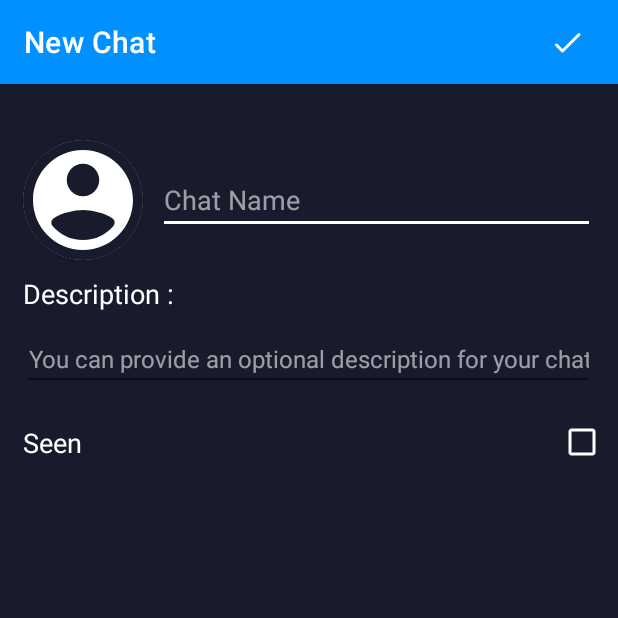
After one commit to anrooid/PycanMessenger, an Android app: the NewChat screen opened directly, with no data from a screen before it, on a phone screen of 412 x 824 dp, the top half of it. The commit adds this screen. Run offline under Robolectric (Android 15) with nearby library versions, the phone set to English and light mode, and no system bars; libraries missing offline, so code that uses them is left out: com.parse; 1 statement that could not run was skipped.

Commit message:
need debug

```diff
--- a/app/src/main/AndroidManifest.xml
+++ b/app/src/main/AndroidManifest.xml
@@ -13,7 +13,8 @@
         android:roundIcon="@mipmap/ic_launcher_round"
         android:supportsRtl="true"
         android:theme="@style/Theme.PycanMessenger">
-        <activity android:name=".AddNew"></activity>
+        <activity android:name=".NewChat"></activity>
+        <activity android:name=".AddNew" />
         <activity android:name=".SelectNew" />
         <activity android:name=".MainActivity">
             <intent-filter>
--- /dev/null
+++ b/app/src/main/java/com/example/pycanmessenger/NewChat.java
@@ -0,0 +1,186 @@
+package com.example.pycanmessenger;
+
+import androidx.annotation.NonNull;
+import androidx.annotation.Nullable;
+import androidx.appcompat.app.AppCompatActivity;
+import androidx.core.app.ActivityCompat;
+
+import android.Manifest;
+import android.app.Activity;
+import android.content.Intent;
+import android.content.pm.PackageManager;
+import android.database.Cursor;
+import android.graphics.Bitmap;
+import android.graphics.BitmapFactory;
+import android.net.Uri;
+import android.os.Build;
+import android.os.Bundle;
+import android.provider.MediaStore;
+import android.text.format.DateFormat;
+import android.view.LayoutInflater;
+import android.view.View;
+import android.view.ViewGroup;
+import android.widget.CheckBox;
+import android.widget.EditText;
+import android.widget.ImageButton;
+import android.widget.ImageView;
+import android.widget.TextView;
+import android.widget.Toast;
+
+import com.parse.ParseException;
+import com.parse.ParseUser;
+import com.parse.SaveCallback;
+
+import java.sql.Time;
+import java.text.DateFormatSymbols;
+import java.text.SimpleDateFormat;
+import java.util.Calendar;
+import java.util.Date;
+
+import static java.security.AccessController.getContext;
+
+public class NewChat extends AppCompatActivity {
+
+
+    private CheckBox checkSeen;
+    Boolean seen, PV, Group, Channel;
+    private ImageButton btnNewChat;
+    private ImageView imgProfile;
+    EditText edtNameChat, edtDescription;
+
+    @Override
+    protected void onCreate(Bundle savedInstanceState) {
+        super.onCreate(savedInstanceState);
+        setContentView(R.layout.activity_new_chat);
+        Intent intent = getIntent();
+        Bundle bundle = intent.getExtras();
+
+        PV = false; Group = false; Channel = false;
+            seen = false;
+            checkSeen = findViewById(R.id.checkSeen);
+            imgProfile = findViewById(R.id.imgProfile);
+            edtNameChat = findViewById(R.id.edtNameChat);
+            edtDescription = findViewById(R.id.edtDescription);
+            btnNewChat = findViewById(R.id.btnNewChat);
+            ParseUser Chats = ParseUser.getCurrentUser();
+
+        //pv OR group OR channel
+        if (bundle != null) {
+            String dataC = bundle.getString("prefix");
+            String dataG = bundle.getString("prefixG");
+            String dataPv = bundle.getString("prefixP");
+
+            if (dataC == bundle.getString("prefix", "prefixC")) {
+                Channel = true; PV = false; Group = false;
+
+            } else if (dataG == bundle.getString("prefixG", "prefixG")) {
+                Group = true; PV = false; Channel = false;
+
+            }else if (dataPv == bundle.getString("prefixP", "prefixP")) {
+                PV = true; Group = false; Channel = false;
+
+            }
+        }
+
+            //time
+            Date time = Calendar.getInstance().getTime();
+            ;
+            SimpleDateFormat ft = new SimpleDateFormat("hh:mm");
+
+            //seen
+            if (checkSeen.isChecked()) {
+                seen = true;
+            } else seen = false;
+
+
+            // create new chat
+            btnNewChat.setOnClickListener(new View.OnClickListener() {
+                @Override
+                public void onClick(View view) {
+
+                   //prefix
+                   if(PV){
+                       Chats.put("Name" ,"0"+ edtNameChat.getText().toString() );
+                   }else if(Group){
+                     Chats.put("Name" ,"1"+ edtNameChat.getText().toString() );
+                   }else if(Channel){
+                     Chats.put("Name" ,"2"+ edtNameChat.getText().toString() );
+                   }
+                    Chats.put("Descripton", edtDescription.getText().toString());
+                    Chats.put("Seen", seen);
+                    Chats.put("Time", time);
+                    Chats.saveInBackground(new SaveCallback() {
+                        @Override
+                        public void done(ParseException e) {
+                            if (e == null) {
+                                Toast.makeText(NewChat.this, Chats.get("Name") + "is saved successfully", Toast.LENGTH_SHORT).show();
+                            } else {
+                                Toast.makeText(NewChat.this, e.getCode() + "" + e.getStackTrace()[0], Toast.LENGTH_SHORT).show();
+                                e.printStackTrace();
+                            }
+                        }
+                    });
+                }
+            });
+
+
+            imgProfile.setOnClickListener(new View.OnClickListener() {
+                @Override
+                public void onClick(View view) {
+                    if (Build.VERSION.SDK_INT >= 23 && ActivityCompat.checkSelfPermission(NewChat.this,
+                            Manifest.permission.READ_EXTERNAL_STORAGE) != PackageManager.PERMISSION_GRANTED) {
+                        requestPermissions(new String[]{
+                                        Manifest.permission.READ_EXTERNAL_STORAGE},
+                                1000
+                        );
+                    } else {
+                        getChosenImage();
+                    }
+                }
+            });
+        }
+
+        private void getChosenImage () {
+            Intent intent = new Intent(Intent.ACTION_PICK, MediaStore.Images.Media.EXTERNAL_CONTENT_URI);
+            startActivityForResult(intent, 2000);
+        }
+
+        @Override
+        public void onRequestPermissionsResult ( int requestCode, @NonNull String[] permissions,
+        @NonNull int[] grantResults){
+            super.onRequestPermissionsResult(requestCode, permissions, grantResults);
+
+            if (requestCode == 1000) {
+                if (grantResults.length > 0 && grantResults[0] == PackageManager.PERMISSION_GRANTED) {
+                    getChosenImage();
+                }
+            }
+        }
+
+        @Override
+        protected void onActivityResult ( int requestCode, int resultCode, @Nullable Intent data){
+            super.onActivityResult(requestCode, resultCode, data);
+
+            if (requestCode == 2000) {
+                if (resultCode == Activity.RESULT_OK) {
+                    try {
+                        Uri selectedImage = data.getData();
+                        String[] filePathColumn = {MediaStore.Images.Media.DATA};
+                        Cursor cursor = getContentResolver().query(selectedImage, filePathColumn,
+                                null, null, null);
+                        cursor.moveToFirst();
+                        int columnIndex = cursor.getColumnIndex(filePathColumn[0]);
+                        String picturePath = cursor.getString(columnIndex);
+                        cursor.close();
+                        Bitmap receivedImageBitmap = BitmapFactory.decodeFile(picturePath);
+
+                        imgProfile.setImageBitmap(receivedImageBitmap);
+                    } catch (Exception e) {
+
+                    }
+                }
+            }
+
+        }
+
+}
--- /dev/null
+++ b/app/src/main/res/drawable/ic_baseline_navigate_next_24.xml
@@ -0,0 +1,5 @@
+<vector android:height="24dp" android:tint="#FFFFFF"
+    android:viewportHeight="24" android:viewportWidth="24"
+    android:width="24dp" xmlns:android="http://schemas.android.com/apk/res/android">
+    <path android:fillColor="@android:color/white" android:pathData="M10,6L8.59,7.41 13.17,12l-4.58,4.59L10,18l6,-6z"/>
+</vector>
--- /dev/null
+++ b/app/src/main/res/drawable/ic_baseline_search_24.xml
@@ -0,0 +1,5 @@
+<vector android:height="24dp" android:tint="#FFFFFF"
+    android:viewportHeight="24" android:viewportWidth="24"
+    android:width="24dp" xmlns:android="http://schemas.android.com/apk/res/android">
+    <path android:fillColor="@android:color/white" android:pathData="M15.5,14h-0.79l-0.28,-0.27C15.41,12.59 16,11.11 16,9.5 16,5.91 13.09,3 9.5,3S3,5.91 3,9.5 5.91,16 9.5,16c1.61,0 3.09,-0.59 4.23,-1.57l0.27,0.28v0.79l5,4.99L20.49,19l-4.99,-5zM9.5,14C7.01,14 5,11.99 5,9.5S7.01,5 9.5,5 14,7.01 14,9.5 11.99,14 9.5,14z"/>
+</vector>
--- /dev/null
+++ b/app/src/main/res/drawable/ic_checkmark.xml
@@ -0,0 +1,9 @@
+<vector xmlns:android="http://schemas.android.com/apk/res/android"
+    android:width="24dp"
+    android:height="24dp"
+    android:viewportWidth="24"
+    android:viewportHeight="24">
+  <path
+      android:pathData="M19.9805,5.9902A1.0001,1.0001 0,0 0,19.293 6.293L9,16.5859L5.707,13.293A1.0001,1.0001 0,1 0,4.293 14.707L8.293,18.707A1.0001,1.0001 0,0 0,9.707 18.707L20.707,7.707A1.0001,1.0001 0,0 0,19.9805 5.9902z"
+      android:fillColor="#5B5B5B"/>
+</vector>
--- /dev/null
+++ b/app/src/main/res/drawable/ic_profile.xml
@@ -0,0 +1,9 @@
+<vector xmlns:android="http://schemas.android.com/apk/res/android"
+    android:width="24dp"
+    android:height="24dp"
+    android:viewportWidth="24"
+    android:viewportHeight="24">
+  <path
+      android:pathData="M12,2C6.477,2 2,6.477 2,12c0,5.523 4.477,10 10,10s10,-4.477 10,-10C22,6.477 17.523,2 12,2zM12,4.75c1.795,0 3.25,1.455 3.25,3.25s-1.455,3.25 -3.25,3.25S8.75,9.795 8.75,8S10.205,4.75 12,4.75zM12,20c-2.438,0 -4.621,-1.091 -6.088,-2.812c-0.381,-0.447 -0.296,-1.118 0.173,-1.471C7.602,14.576 10.366,14 12,14s4.398,0.576 5.916,1.717c0.469,0.353 0.554,1.025 0.173,1.471C16.621,18.909 14.438,20 12,20z"
+      android:fillColor="#5B5B5B"/>
+</vector>
--- /dev/null
+++ b/app/src/main/res/layout/activity_new_chat.xml
@@ -0,0 +1,148 @@
+<?xml version="1.0" encoding="utf-8"?>
+<LinearLayout xmlns:android="http://schemas.android.com/apk/res/android"
+    xmlns:app="http://schemas.android.com/apk/res-auto"
+    xmlns:tools="http://schemas.android.com/tools"
+    android:layout_width="match_parent"
+    android:layout_height="match_parent"
+    android:background="@color/white"
+    android:orientation="vertical"
+    tools:context=".NewChat">
+
+    <com.google.android.material.appbar.AppBarLayout
+        android:layout_width="match_parent"
+        android:layout_height="wrap_content">
+
+        <androidx.appcompat.widget.Toolbar
+            android:layout_width="match_parent"
+            android:layout_height="wrap_content"
+            android:background="@color/blueP"
+            app:subtitleTextColor="#FFFFFF"
+            app:title="New Chat"
+            app:titleTextColor="@color/white">
+
+            <ImageButton
+                android:id="@+id/btnNewChat"
+                style="@style/Widget.AppCompat.ImageButton"
+                android:layout_width="wrap_content"
+                android:layout_height="wrap_content"
+                android:layout_marginLeft="270dp"
+                android:background="@color/blueP"
+                android:scaleType="center"
+                android:src="@drawable/ic_checkmark"
+                android:tint="@color/white"
+                android:visibility="visible" />
+
+        </androidx.appcompat.widget.Toolbar>
+    </com.google.android.material.appbar.AppBarLayout>
+
+    <androidx.constraintlayout.widget.ConstraintLayout
+        android:layout_width="match_parent"
+        android:layout_height="match_parent"
+        android:layout_alignParentBottom="true"
+        android:layout_marginBottom="0dp"
+        android:background="@color/blackP">
+
+
+        <androidx.cardview.widget.CardView
+            android:id="@+id/cardView"
+            android:layout_width="80dp"
+            android:layout_height="80dp"
+            android:layout_marginStart="15dp"
+            android:padding="5dp"
+            app:cardCornerRadius="10000dp"
+            app:layout_constraintBottom_toTopOf="@id/edtDescription"
+            app:layout_constraintEnd_toStartOf="@+id/edtNameChat"
+            app:layout_constraintStart_toStartOf="parent"
+            app:layout_constraintTop_toTopOf="parent"
+            app:layout_constraintVertical_bias="0.458">
+
+            <ImageView
+                android:id="@+id/imgProfile"
+                android:layout_width="match_parent"
+                android:layout_height="match_parent"
+                android:background="@color/blackP"
+                app:srcCompat="@drawable/ic_profile"
+                app:tint="@color/white" />
+        </androidx.cardview.widget.CardView>
+
+        <EditText
+            android:id="@+id/edtNameChat"
+            android:layout_width="0dp"
+            android:layout_height="wrap_content"
+            android:layout_marginStart="10dp"
+            android:layout_marginEnd="15dp"
+            android:ems="10"
+            android:hint="Chat Name"
+            android:inputType="textPersonName"
+            android:textColor="@color/white"
+            android:textColorHint="#93FFFFFF"
+            android:textSize="18sp"
+            app:layout_constraintBottom_toBottomOf="@+id/cardView"
+            app:layout_constraintEnd_toEndOf="parent"
+            app:layout_constraintStart_toEndOf="@+id/cardView"
+            app:layout_constraintTop_toTopOf="@+id/cardView" />
+
+        <EditText
+            android:id="@+id/edtDescription"
+            android:layout_width="0dp"
+            android:layout_height="wrap_content"
+            android:layout_marginStart="15dp"
+            android:layout_marginEnd="15dp"
+            android:ems="10"
+            android:hint="You can provide an optional description for your chat"
+            android:inputType="textPersonName"
+            android:textColor="@color/white"
+            android:textColorHint="#93FFFFFF"
+            android:textSize="16sp"
+            app:layout_constraintBottom_toTopOf="@+id/checkSeen"
+            app:layout_constraintEnd_toEndOf="parent"
+            app:layout_constraintStart_toStartOf="parent"
+            app:layout_constraintTop_toBottomOf="@+id/txtDescription" />
+
+        <TextView
+            android:id="@+id/txtDescription"
+            android:layout_width="0dp"
+            android:layout_height="wrap_content"
+            android:layout_marginStart="15dp"
+            android:layout_marginEnd="15dp"
+            android:text="Description :"
+            android:textColor="@color/white"
+            android:textSize="18sp"
+            app:layout_constraintBottom_toTopOf="@+id/edtDescription"
+            app:layout_constraintEnd_toEndOf="parent"
+            app:layout_constraintStart_toStartOf="parent"
+            app:layout_constraintTop_toBottomOf="@+id/cardView" />
+
+        <TextView
+            android:id="@+id/textView"
+            android:layout_width="0dp"
+            android:layout_height="wrap_content"
+            android:layout_marginStart="15dp"
+            android:text="Seen"
+            android:textColor="@color/white"
+            android:textSize="18sp"
+            app:layout_constraintBottom_toBottomOf="@+id/checkSeen"
+            app:layout_constraintEnd_toStartOf="@+id/checkSeen"
+            app:layout_constraintStart_toStartOf="parent"
+            app:layout_constraintTop_toTopOf="@+id/checkSeen" />
+
+        <CheckBox
+            android:id="@+id/checkSeen"
+            android:layout_width="0dp"
+            android:layout_height="wrap_content"
+            android:layout_marginStart="300dp"
+            android:buttonTint="@color/white"
+            app:layout_constraintBottom_toTopOf="@+id/guideline"
+            app:layout_constraintEnd_toEndOf="parent"
+            app:layout_constraintStart_toEndOf="@+id/textView"
+            app:layout_constraintTop_toBottomOf="@+id/edtDescription" />
+
+        <androidx.constraintlayout.widget.Guideline
+            android:id="@+id/guideline"
+            android:layout_width="wrap_content"
+            android:layout_height="wrap_content"
+            android:orientation="horizontal"
+            app:layout_constraintGuide_begin="273dp" />
+
+    </androidx.constraintlayout.widget.ConstraintLayout>
+</LinearLayout>
```
Also changed, not shown: app/src/main/java/com/example/pycanmessenger/AddNew.java (+44 -0 lines), app/src/main/java/com/example/pycanmessenger/AllChat.java (+33 -0 lines), app/src/main/java/com/example/pycanmessenger/ChannelChat.java (+33 -1 lines), app/src/main/java/com/example/pycanmessenger/ChatAdapter.java (+43 -3 lines), app/src/main/java/com/example/pycanmessenger/GroupChat.java (+35 -0 lines), app/src/main/java/com/example/pycanmessenger/MainActivity.java (+21 -1 lines), app/src/main/java/com/example/pycanmessenger/PvChat.java (+34 -1 lines), app/src/main/res/layout/activity_add_new.xml (+94 -3 lines), app/src/main/res/layout/activity_main.xml (+5 -6 lines), app/src/main/res/menu/menu_menu.xml (added, +12 -0 lines).
